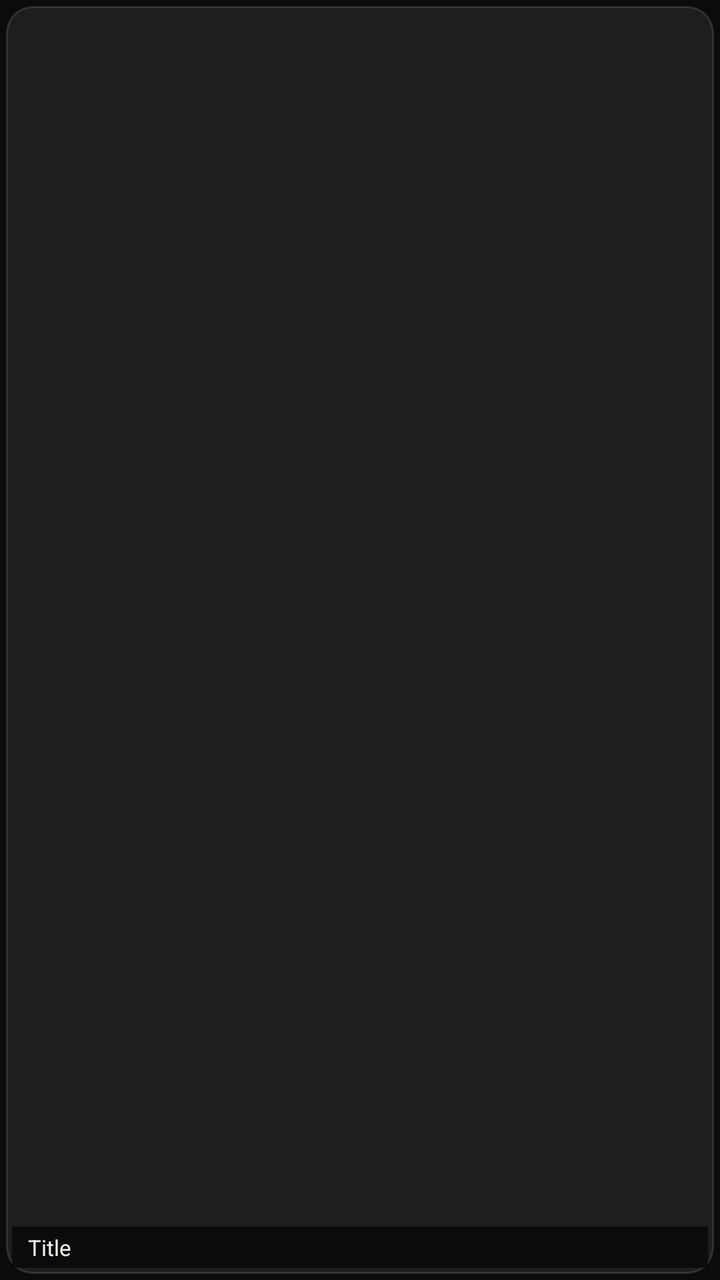
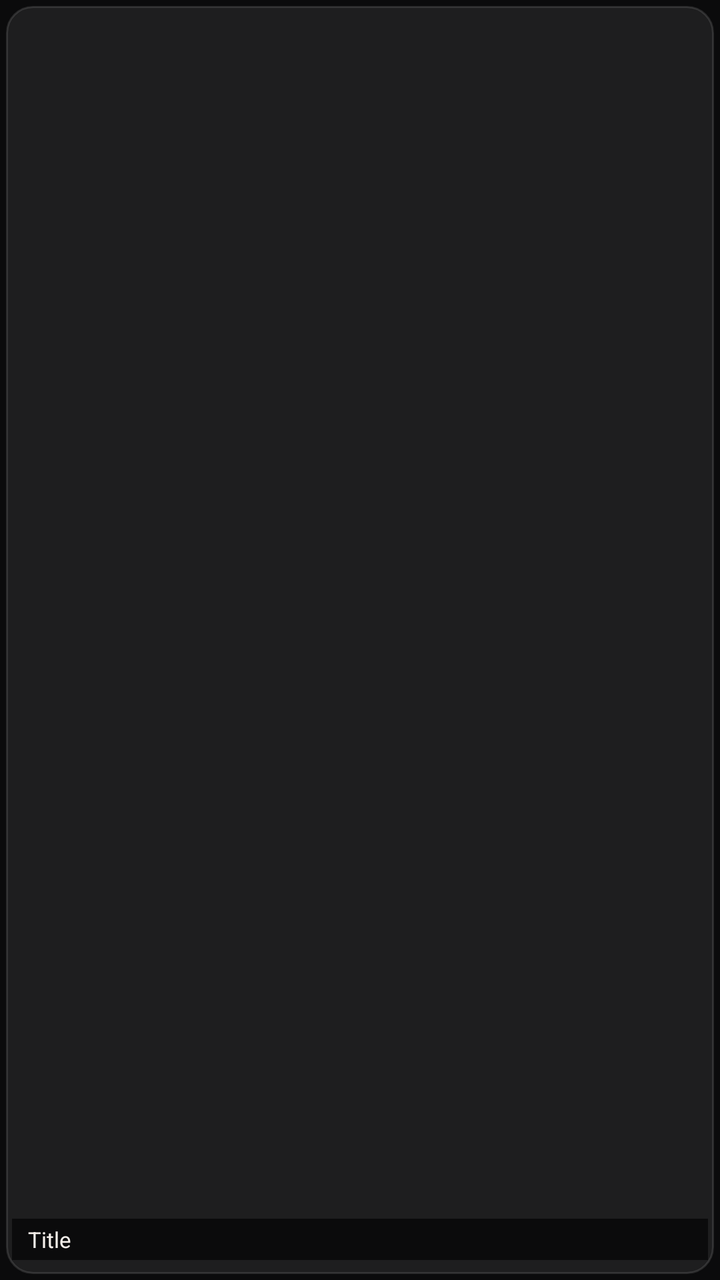

Two renders of the same Android screen: before a commit and after it. Below are the layout's source before the change and the commit's diff.
<!-- AndroidManifest.xml: application theme Theme.JawadTV -->
<!-- res/layout/item_continue.xml -->
<?xml version="1.0" encoding="utf-8"?>
<FrameLayout xmlns:android="http://schemas.android.com/apk/res/android"
    android:id="@+id/cwTile"
    android:layout_width="156dp"
    android:layout_height="78dp"
    android:layout_marginEnd="10dp"
    android:background="@drawable/tile_bg"
    android:clickable="true"
    android:focusable="true"
    android:focusableInTouchMode="false">

    <ImageView
        android:id="@+id/cwImage"
        android:layout_width="match_parent"
        android:layout_height="match_parent"
        android:layout_margin="6dp"
        android:contentDescription="@null"
        android:scaleType="centerCrop" />

    <TextView
        android:id="@+id/cwTitle"
        android:layout_width="match_parent"
        android:layout_height="wrap_content"
        android:layout_gravity="bottom"
        android:layout_margin="6dp"
        android:background="#A0000000"
        android:ellipsize="end"
        android:maxLines="1"
        android:paddingStart="8dp"
        android:paddingTop="3dp"
        android:paddingEnd="8dp"
        android:paddingBottom="3dp"
        android:text="Title"
        android:textColor="@color/text_primary"
        android:textSize="11sp" />
</FrameLayout>
<!-- resources referenced by this layout -->
<resources>
  <color name="text_primary">#F4EFEA</color>
  <!-- drawable tile_bg (drawable) -->
  <?xml version="1.0" encoding="utf-8"?>
  <selector xmlns:android="http://schemas.android.com/apk/res/android">
      <item android:state_focused="true">
          <layer-list>
              <item>
                  <shape android:shape="rectangle">
                      <solid android:color="#40E0243C" />
                      <corners android:radius="16dp" />
                  </shape>
              </item>
              <item android:left="3dp" android:top="3dp" android:right="3dp" android:bottom="3dp">
                  <shape android:shape="rectangle">
                      <solid android:color="@color/glass_focus" />
                      <stroke android:width="2dp" android:color="@color/red_ring" />
                      <corners android:radius="13dp" />
                  </shape>
              </item>
          </layer-list>
      </item>
      <item>
          <layer-list>
              <item android:left="3dp" android:top="3dp" android:right="3dp" android:bottom="3dp">
                  <shape android:shape="rectangle">
                      <solid android:color="@color/glass" />
                      <stroke android:width="1dp" android:color="@color/glass_border" />
                      <corners android:radius="13dp" />
                  </shape>
              </item>
          </layer-list>
      </item>
  </selector>
  <style name="Theme.JawadTV" parent="Theme.AppCompat.NoActionBar">
          <item name="android:windowBackground">@color/bg</item>
          <item name="android:colorBackground">@color/bg</item>
          <item name="android:textColorPrimary">@color/text_primary</item>
          <item name="android:windowFullscreen">true</item>
          <item name="android:windowContentOverlay">@null</item>
          <item name="android:windowAnimationStyle">@null</item>
      </style>
  <color name="glass_focus">#26FFFFFF</color>
  <color name="red_ring">#FFD6DB</color>
  <color name="glass">#14FFFFFF</color>
  <color name="glass_border">#1FFFFFFF</color>
  <color name="bg">#0B0B0C</color>
</resources>

<!-- the commit's change to res/layout/item_continue.xml (unified diff, before → after) -->
@@ -1,8 +1,8 @@
 <?xml version="1.0" encoding="utf-8"?>
 <FrameLayout xmlns:android="http://schemas.android.com/apk/res/android"
     android:id="@+id/cwTile"
-    android:layout_width="156dp"
-    android:layout_height="78dp"
+    android:layout_width="196dp"
+    android:layout_height="112dp"
     android:layout_marginEnd="10dp"
     android:background="@drawable/tile_bg"
     android:clickable="true"
@@ -22,7 +22,9 @@
         android:layout_width="match_parent"
         android:layout_height="wrap_content"
         android:layout_gravity="bottom"
-        android:layout_margin="6dp"
+        android:layout_marginStart="6dp"
+        android:layout_marginEnd="6dp"
+        android:layout_marginBottom="10dp"
         android:background="#A0000000"
         android:ellipsize="end"
         android:maxLines="1"
@@ -33,4 +35,22 @@
         android:text="Title"
         android:textColor="@color/text_primary"
         android:textSize="11sp" />
+
+    <FrameLayout
+        android:id="@+id/cwProgressTrack"
+        android:layout_width="match_parent"
+        android:layout_height="4dp"
+        android:layout_gravity="bottom"
+        android:layout_marginStart="6dp"
+        android:layout_marginEnd="6dp"
+        android:layout_marginBottom="6dp"
+        android:background="#66FFFFFF"
+        android:visibility="gone">
+
+        <View
+            android:id="@+id/cwProgress"
+            android:layout_width="0dp"
+            android:layout_height="match_parent"
+            android:background="@color/red" />
+    </FrameLayout>
 </FrameLayout>
<!-- resource entries referenced after the edit -->
@@ -1,5 +1,6 @@
 <!-- resources referenced by this layout -->
 <resources>
+  <color name="red">#E0243C</color>
   <color name="text_primary">#F4EFEA</color>
   <!-- drawable tile_bg (drawable) -->
   <?xml version="1.0" encoding="utf-8"?>
